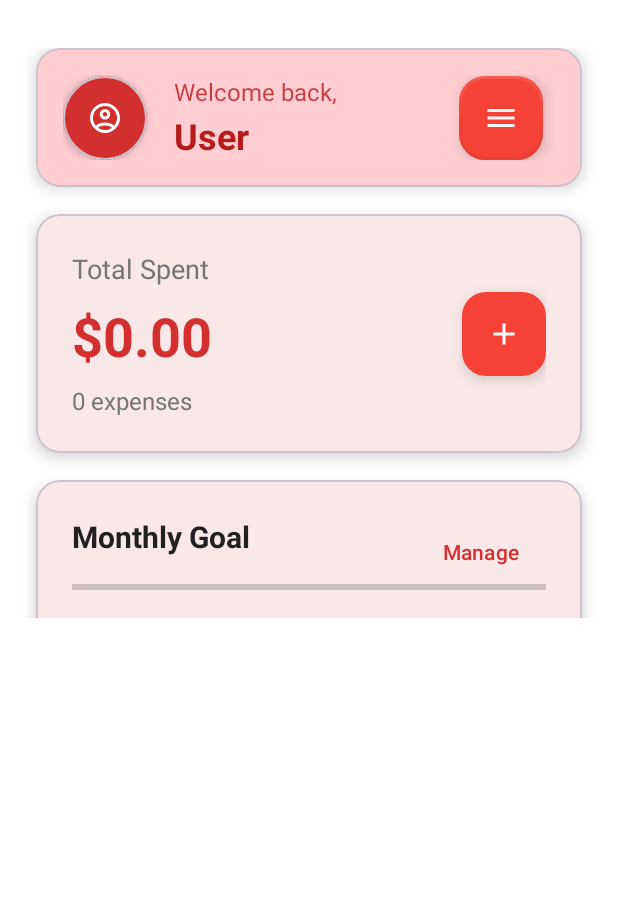
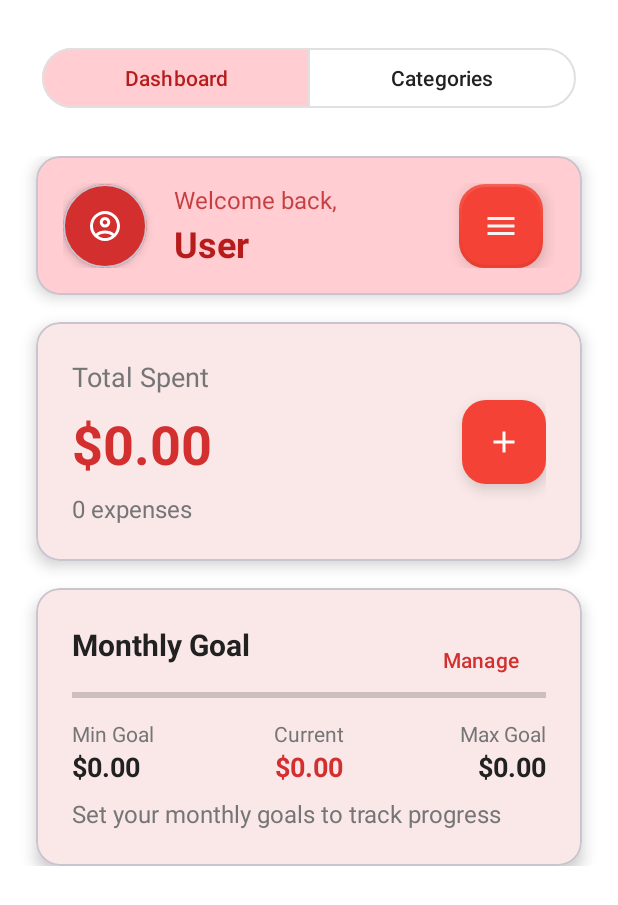
Before and after one commit to Calebnathan/Auto_Saver, an Android app: the MainActivity screen opened directly, with no data from a screen before it, on a phone screen of 412 x 824 dp. Shown: the top 905 px of the screen. Run offline under Robolectric (Android 15) with nearby library versions, the phone set to English and light mode, and no system bars; our stand-ins replace Room's generated code; 3 statements that could not run were skipped.

Commit message:
feat: add tabs to main activity view

```diff
--- a/app/src/main/java/com/example/auto_saver/MainActivity.kt
+++ b/app/src/main/java/com/example/auto_saver/MainActivity.kt
@@ -7,6 +7,7 @@ import android.os.Bundle
 import android.view.View
 import android.widget.ArrayAdapter
 import android.widget.EditText
+import android.widget.FrameLayout
 import android.widget.ImageView
 import android.widget.LinearLayout
 import android.widget.PopupMenu
@@ -21,11 +22,13 @@ import androidx.appcompat.app.AppCompatDelegate
 import androidx.core.content.FileProvider
 import androidx.core.view.ViewCompat
 import androidx.core.view.WindowInsetsCompat
+import androidx.core.widget.NestedScrollView
 import androidx.lifecycle.lifecycleScope
 import androidx.recyclerview.widget.RecyclerView
 import com.example.auto_saver.adapters.GroupedExpenseAdapter
 import com.example.auto_saver.models.ExpenseListItem
 import com.google.android.material.button.MaterialButton
+import com.google.android.material.button.MaterialButtonToggleGroup
 import com.google.android.material.floatingactionbutton.FloatingActionButton
 import kotlinx.coroutines.Dispatchers
 import kotlinx.coroutines.launch
@@ -47,6 +50,9 @@ class MainActivity : AppCompatActivity() {
     private lateinit var tvTotalSpent: TextView
     private lateinit var tvExpenseCount: TextView
     private lateinit var emptyStateLayout: LinearLayout
+    private lateinit var headerScroll: NestedScrollView
+    private lateinit var categoriesToolbar: LinearLayout
+    private lateinit var expensesContainer: FrameLayout
 
     // Goal progress views
     private lateinit var btnManageGoals: MaterialButton
@@ -58,6 +64,7 @@ class MainActivity : AppCompatActivity() {
 
     // Filter button
     private lateinit var btnFilter: MaterialButton
+    private lateinit var viewToggleGroup: MaterialButtonToggleGroup
 
     private lateinit var database: AppDatabase
     private lateinit var userPrefs: UserPreferences
@@ -69,6 +76,12 @@ class MainActivity : AppCompatActivity() {
     // Date filter state
     private var filterStartDate: String? = null
     private var filterEndDate: String? = null
+    private var currentViewMode = ViewMode.DASHBOARD
+
+    private enum class ViewMode {
+        DASHBOARD,
+        CATEGORIES
+    }
 
     override fun onCreate(savedInstanceState: Bundle?) {
         super.onCreate(savedInstanceState)
@@ -90,6 +103,7 @@ class MainActivity : AppCompatActivity() {
         setupRecyclerViews()
         setupGoalProgress()
         setupFilterButton()
+        setupViewToggle()
         loadCategories()
     }
 
@@ -120,6 +134,10 @@ class MainActivity : AppCompatActivity() {
 
         // Filter button
         btnFilter = findViewById(R.id.btn_filter)
+        viewToggleGroup = findViewById(R.id.view_toggle_group)
+        headerScroll = findViewById(R.id.header_scroll)
+        categoriesToolbar = findViewById(R.id.categories_toolbar)
+        expensesContainer = findViewById(R.id.expenses_container)
 
         loadUserProfile()
     }
@@ -318,6 +336,37 @@ class MainActivity : AppCompatActivity() {
     private fun setupFilterButton() {
         btnFilter.setOnClickListener {
             showFilterOptions()
+        }
+    }
+
+    private fun setupViewToggle() {
+        viewToggleGroup.check(R.id.btn_view_dashboard)
+        applyViewMode(ViewMode.DASHBOARD)
+
+        viewToggleGroup.addOnButtonCheckedListener { _, checkedId, isChecked ->
+            if (!isChecked) return@addOnButtonCheckedListener
+            val mode = if (checkedId == R.id.btn_view_categories) {
+                ViewMode.CATEGORIES
+            } else {
+                ViewMode.DASHBOARD
+            }
+            applyViewMode(mode)
+        }
+    }
+
+    private fun applyViewMode(mode: ViewMode) {
+        currentViewMode = mode
+        when (mode) {
+            ViewMode.DASHBOARD -> {
+                headerScroll.visibility = View.VISIBLE
+                categoriesToolbar.visibility = View.GONE
+                expensesContainer.visibility = View.GONE
+            }
+            ViewMode.CATEGORIES -> {
+                headerScroll.visibility = View.GONE
+                categoriesToolbar.visibility = View.VISIBLE
+                expensesContainer.visibility = View.VISIBLE
+            }
         }
     }
 
--- a/app/src/main/res/layout/activity_main.xml
+++ b/app/src/main/res/layout/activity_main.xml
@@ -8,18 +8,51 @@
     android:background="?attr/colorSurface"
     android:paddingBottom="@dimen/margin_large">
 
+    <com.google.android.material.button.MaterialButtonToggleGroup
+        android:id="@+id/view_toggle_group"
+        android:layout_width="0dp"
+        android:layout_height="wrap_content"
+        android:layout_marginStart="@dimen/margin_large"
+        android:layout_marginTop="@dimen/margin_large"
+        android:layout_marginEnd="@dimen/margin_large"
+        android:padding="4dp"
+        app:layout_constraintEnd_toEndOf="parent"
+        app:layout_constraintStart_toStartOf="parent"
+        app:layout_constraintTop_toTopOf="parent"
+        app:selectionRequired="true"
+        app:singleSelection="true">
+
+        <com.google.android.material.button.MaterialButton
+            android:id="@+id/btn_view_dashboard"
+            style="@style/Widget.Material3.Button.OutlinedButton"
+            android:layout_width="0dp"
+            android:layout_height="wrap_content"
+            android:layout_marginEnd="8dp"
+            android:layout_weight="1"
+            android:text="@string/view_dashboard" />
+
+        <com.google.android.material.button.MaterialButton
+            android:id="@+id/btn_view_categories"
+            style="@style/Widget.Material3.Button.OutlinedButton"
+            android:layout_width="0dp"
+            android:layout_height="wrap_content"
+            android:layout_weight="1"
+            android:text="@string/view_categories" />
+
+    </com.google.android.material.button.MaterialButtonToggleGroup>
+
     <androidx.core.widget.NestedScrollView
         android:id="@+id/header_scroll"
         android:layout_width="0dp"
         android:layout_height="0dp"
         android:clipToPadding="false"
         android:fillViewport="false"
-        android:paddingTop="32dp"
+        android:paddingTop="24dp"
         android:paddingBottom="@dimen/margin_medium"
-        app:layout_constraintBottom_toTopOf="@+id/expenses_container"
+        app:layout_constraintBottom_toTopOf="@+id/categories_toolbar"
         app:layout_constraintEnd_toEndOf="parent"
         app:layout_constraintStart_toStartOf="parent"
-        app:layout_constraintTop_toTopOf="parent">
+        app:layout_constraintTop_toBottomOf="@id/view_toggle_group">
 
         <LinearLayout
             android:layout_width="match_parent"
@@ -341,15 +374,24 @@
 
             </com.google.android.material.card.MaterialCardView>
 
-            <!-- Recent Expenses Title with Filter Button -->
+        </LinearLayout>
+
+    </androidx.core.widget.NestedScrollView>
+
     <LinearLayout
-                android:layout_width="match_parent"
+        android:id="@+id/categories_toolbar"
+        android:layout_width="0dp"
         android:layout_height="wrap_content"
         android:layout_marginStart="@dimen/margin_large"
-                android:layout_marginTop="@dimen/margin_large"
         android:layout_marginEnd="@dimen/margin_large"
+        android:layout_marginBottom="@dimen/margin_small"
         android:gravity="center_vertical"
-                android:orientation="horizontal">
+        android:orientation="horizontal"
+        android:visibility="gone"
+        app:layout_constraintBottom_toTopOf="@+id/expenses_container"
+        app:layout_constraintEnd_toEndOf="parent"
+        app:layout_constraintStart_toStartOf="parent"
+        app:layout_constraintTop_toBottomOf="@id/header_scroll">
 
         <TextView
             android:id="@+id/tv_recent_expenses"
@@ -369,10 +411,6 @@
 
     </LinearLayout>
 
-        </LinearLayout>
-
-    </androidx.core.widget.NestedScrollView>
-
     <!-- Expenses list / Empty state -->
     <FrameLayout
         android:id="@+id/expenses_container"
@@ -380,10 +418,11 @@
         android:layout_height="0dp"
         android:layout_marginStart="@dimen/margin_large"
         android:layout_marginEnd="@dimen/margin_large"
+        android:visibility="gone"
         app:layout_constraintBottom_toBottomOf="parent"
         app:layout_constraintEnd_toEndOf="parent"
         app:layout_constraintStart_toStartOf="parent"
-        app:layout_constraintTop_toBottomOf="@id/header_scroll">
+        app:layout_constraintTop_toBottomOf="@id/categories_toolbar">
 
         <androidx.recyclerview.widget.RecyclerView
             android:id="@+id/rv_expenses"
--- a/app/src/main/res/values/strings.xml
+++ b/app/src/main/res/values/strings.xml
@@ -27,6 +27,8 @@
     <string name="goal_progress">Goal Progress</string>
     <string name="category_breakdown">Category Breakdown</string>
     <string name="recent_expenses">Recent Expenses</string>
+    <string name="view_dashboard">Dashboard</string>
+    <string name="view_categories">Categories</string>
     <string name="no_expenses">No Expenses</string>
     <string name="no_expenses_yet">No expenses yet</string>
     <string name="add_first_expense">Tap + to add your first expense</string>
```
Lines whose indentation alone changed are shown as unchanged.
